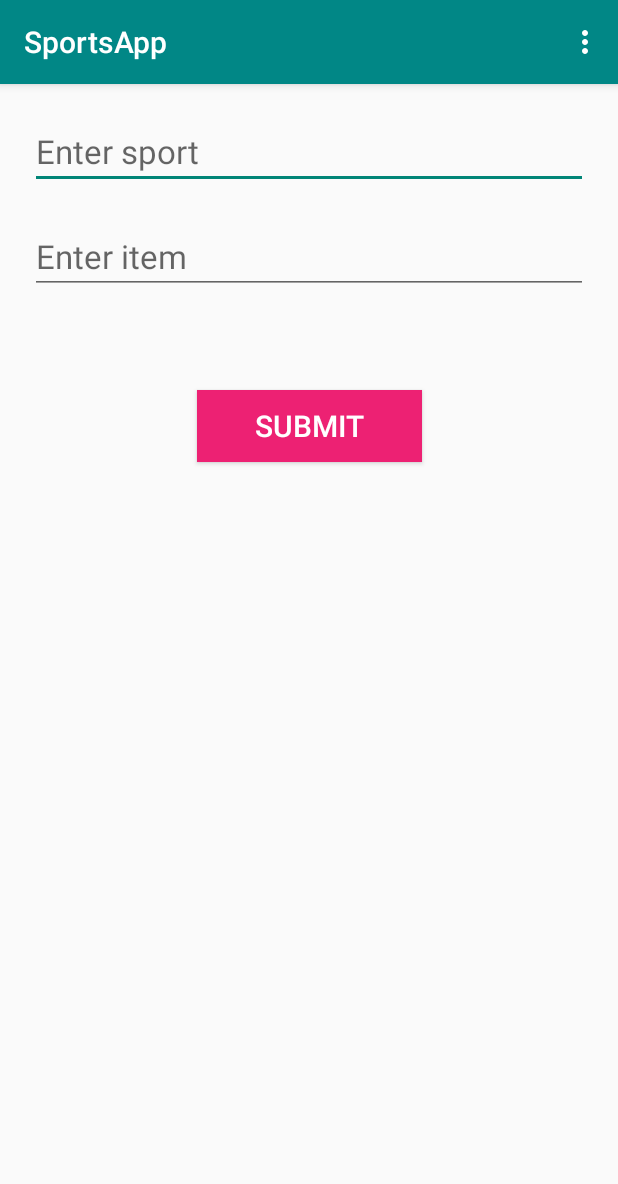
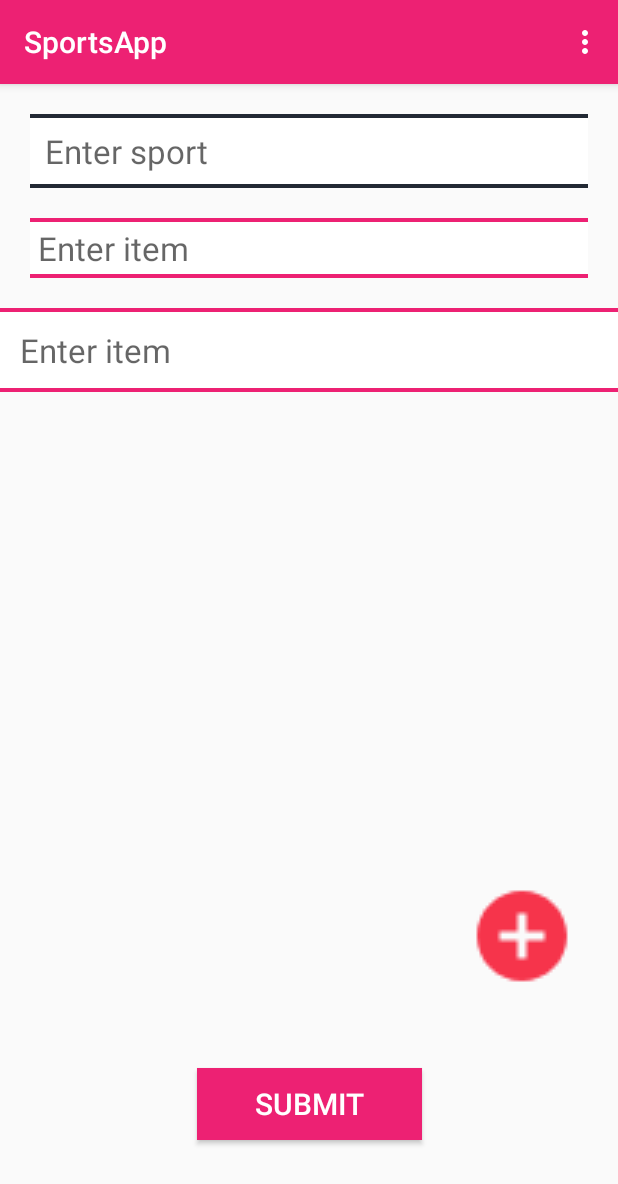
Before and after one commit to dominik-bregovic/My_Sports_App, an Android app: the AddingDataActivity screen opened directly, with no data from a screen before it, after a tap on "SUBMIT", on a phone screen of 412 x 824 dp. Shown: the top 1184 px of the screen. Run offline under Robolectric (Android 15) with nearby library versions, the phone set to English and light mode, and no system bars; our stand-ins replace Firebase (no records; nobody signed in at launch, a user with empty details on screens opened directly); 1 other tap on this screen came first.

Commit message:
now possible to more items at once to DB

```diff
--- a/app/src/main/java/com/example/sports_app/AddingDataActivity.kt
+++ b/app/src/main/java/com/example/sports_app/AddingDataActivity.kt
@@ -1,15 +1,16 @@
 package com.example.sports_app
 
 import android.content.Intent
-import androidx.appcompat.app.AppCompatActivity
 import android.os.Bundle
 import android.view.Menu
 import android.view.MenuItem
-import android.widget.Button
-import android.widget.TextView
-import android.widget.Toast
+import android.view.ViewGroup
+import android.widget.*
+import androidx.appcompat.app.AppCompatActivity
 import androidx.appcompat.widget.Toolbar
 import com.google.firebase.auth.FirebaseAuth
+
+//import com.tutorialwing.dynamicedittext.databinding.ActivityMainBinding
 
 /**
  * Here adding Data from app to DB
@@ -22,10 +23,29 @@ class AddingDataActivity : AppCompatActivity() {
         setContentView(R.layout.activity_adding_data)
         val toolbar = findViewById<Toolbar>(R.id.toolbar)
         setSupportActionBar(toolbar)
+
         val addNameButton = findViewById<Button>(R.id.addName)
+        val addAnotherItemButton = findViewById<ImageButton>(R.id.btn_addanother_item)
+        val editLinearLayout = findViewById<LinearLayout>(R.id.ll_add_items)
        /* val printNameButton = findViewById<Button>(R.id.printName)*/
         val sportText = findViewById<TextView>(R.id.enterSport)
         val itemText = findViewById<TextView>(R.id.enterItem)
+
+
+        addAnotherItemButton.setOnClickListener{
+            // Create EditText
+            val editText = EditText(this)
+            editText.hint = "Enter item"
+            editText.setBackgroundResource(R.drawable.textview_border2)
+            editText.textSize = 22F
+            editText.layoutParams = LinearLayout.LayoutParams(
+                ViewGroup.LayoutParams.MATCH_PARENT,
+                ViewGroup.LayoutParams.WRAP_CONTENT)
+            editText.setPadding(20, 20, 20, 20)
+
+            // Add EditText to LinearLayout
+            editLinearLayout?.addView(editText)
+        }
 
         // below code is to add on click
         // listener to our add name button
@@ -40,10 +60,15 @@ class AddingDataActivity : AppCompatActivity() {
             // in name and age edit texts
             val sport = sportText.text.toString()
             val item = itemText.text.toString()
+            val items: MutableList<EditText> = ArrayList()
+//            items.add(item)
+            for (i in 0 until editLinearLayout.getChildCount()) if (editLinearLayout.getChildAt(i) is EditText) items.add(
+                editLinearLayout.getChildAt(i) as EditText
+            )
 
             // calling method to add
             // name to our database
-            db.addSport(sport, item)
+            db.addSport(sport, items)
 
             // Toast to message on the screen
             Toast.makeText(this, item + " added to database", Toast.LENGTH_LONG).show()
--- a/app/src/main/java/com/example/sports_app/DBHelper.kt
+++ b/app/src/main/java/com/example/sports_app/DBHelper.kt
@@ -5,6 +5,7 @@ import android.content.Context
 import android.database.Cursor
 import android.database.sqlite.SQLiteDatabase
 import android.database.sqlite.SQLiteOpenHelper
+import android.widget.EditText
 
 /**
  * Code imported from GfG
@@ -37,16 +38,11 @@ class DBHelper(context: Context, factory: SQLiteDatabase.CursorFactory?) :
     }
 
     // This method is for adding data in our database
-    fun addSport(sport : String, item : String ){
+    fun addSport(sport : String, items : MutableList<EditText> ){
 
         // below we are creating
         // a content values variable
         val values = ContentValues()
-
-        // we are inserting our values
-        // in the form of key-value pair
-        values.put(SPORT_COL, sport)
-        values.put(ITEM_COL, item)
 
         // here we are creating a
         // writable variable of
@@ -54,8 +50,18 @@ class DBHelper(context: Context, factory: SQLiteDatabase.CursorFactory?) :
         // insert value in our database
         val db = this.writableDatabase
 
-        // all values are inserted into database
-        db.insert(TABLE_NAME, null, values)
+        // we are inserting our values
+        // in the form of key-value pair
+        for (item in items){
+            values.put(SPORT_COL, sport)
+            values.put(ITEM_COL, item.text.toString().trim { it <= ' '})
+
+            // all values are inserted into database
+            db.insert(TABLE_NAME, null, values)
+
+            println(sport)
+            println(item.text.toString())
+        }
 
         // at last we are
         // closing our database
--- /dev/null
+++ b/app/src/main/res/drawable/textview_border.xml
@@ -0,0 +1,22 @@
+<?xml version="1.0" encoding="utf-8"?>
+<layer-list xmlns:android="http://schemas.android.com/apk/res/android">
+
+    <item>
+        <shape android:shape="rectangle">
+            <solid android:color="@color/white"/>
+            <stroke android:color="@color/colorPrimaryDark"
+                android:width="5dp"/>
+        </shape>
+
+    </item>
+
+    <item android:top="3dp" android:bottom="3dp">
+        <shape android:shape="rectangle">
+            <solid android:color="@color/white"/>
+
+        </shape>
+
+    </item>
+
+
+</layer-list>
--- /dev/null
+++ b/app/src/main/res/drawable/textview_border2.xml
@@ -0,0 +1,23 @@
+<?xml version="1.0" encoding="utf-8"?>
+<layer-list xmlns:android="http://schemas.android.com/apk/res/android"
+    android:id="@+id/my_border">
+
+    <item>
+        <shape android:shape="rectangle">
+            <solid android:color="@color/white"/>
+            <stroke android:color="@color/colorPrimary"
+                android:width="5dp"/>
+        </shape>
+
+    </item>
+
+    <item android:top="3dp" android:bottom="3dp">
+        <shape android:shape="rectangle">
+            <solid android:color="@color/white"/>
+
+        </shape>
+
+    </item>
+
+
+</layer-list>
--- a/app/src/main/res/layout/activity_adding_data.xml
+++ b/app/src/main/res/layout/activity_adding_data.xml
@@ -5,6 +5,7 @@
     android:layout_width="match_parent"
     android:layout_height="match_parent"
     tools:context=".AddingDataActivity">
+
     <include
         android:id="@+id/toolbar"
         layout="@layout/toolbar" />
@@ -15,13 +16,26 @@
         android:layout_height="wrap_content"
         android:layout_margin="20sp"
         android:layout_marginTop="100dp"
+        android:background="@drawable/textview_border"
         android:hint="@string/et_addingdata_sport_text"
+        android:padding="10dp"
+        android:singleLine="true"
         android:textSize="22sp"
-
         app:layout_constraintEnd_toEndOf="parent"
         app:layout_constraintHorizontal_bias="0.4"
         app:layout_constraintStart_toStartOf="parent"
         app:layout_constraintTop_toBottomOf="@+id/toolbar" />
+
+    <LinearLayout
+        android:id="@+id/ll_add_items"
+        android:layout_height="wrap_content"
+        android:layout_width="0dp"
+        android:gravity="center"
+        android:orientation="vertical"
+        app:layout_constraintEnd_toEndOf="parent"
+        app:layout_constraintStart_toStartOf="@+id/toolbar"
+        app:layout_constraintTop_toBottomOf="@+id/enterSport">
+
 
         <EditText
             android:id="@+id/enterItem"
@@ -29,27 +43,46 @@
             android:layout_height="wrap_content"
             android:layout_margin="20sp"
             android:layout_marginTop="132dp"
+            android:background="@drawable/textview_border2"
             android:hint="@string/et_addingdata_item_text"
+            android:padding="5dp"
+            android:singleLine="true"
             android:textSize="22sp"
             app:layout_constraintEnd_toEndOf="parent"
             app:layout_constraintHorizontal_bias="0.6"
             app:layout_constraintStart_toStartOf="parent"
             app:layout_constraintTop_toBottomOf="@+id/enterSport" />
 
+    </LinearLayout>
+
+    <ImageButton
+        android:id="@+id/btn_addanother_item"
+        android:layout_width="50dp"
+        android:layout_height="50dp"
+        android:layout_marginEnd="40dp"
+        android:layout_marginBottom="176dp"
+        android:adjustViewBounds="true"
+        android:background="#FAFAFA"
+        android:scaleX="3"
+        android:scaleY="3"
+        app:layout_constraintBottom_toBottomOf="parent"
+        app:layout_constraintEnd_toEndOf="parent"
+        app:srcCompat="@drawable/ic_action_add" />
+
     <Button
         android:id="@+id/addName"
         android:layout_width="150sp"
         android:layout_height="wrap_content"
         android:layout_gravity="center"
-        android:layout_marginTop="64dp"
+        android:layout_marginBottom="64dp"
         android:background="@color/colorPrimary"
         android:text="@string/btn_addingdata_submit_text"
         android:textColor="#ffffff"
+
         android:textSize="20sp"
-
+        app:layout_constraintBottom_toBottomOf="parent"
         app:layout_constraintEnd_toEndOf="parent"
-        app:layout_constraintStart_toStartOf="parent"
-        app:layout_constraintTop_toBottomOf="@+id/enterItem" />
+        app:layout_constraintStart_toStartOf="parent" />
 
 
 </androidx.constraintlayout.widget.ConstraintLayout>
--- a/app/src/main/res/layout/toolbar.xml
+++ b/app/src/main/res/layout/toolbar.xml
@@ -3,7 +3,7 @@
     android:id="@+id/toolbar"
     android:layout_width="match_parent"
     android:layout_height="wrap_content"
-    android:background="@color/teal_700"
+    android:background="@color/colorPrimary"
     android:elevation="4dp"
     android:theme="@style/ThemeOverlay.AppCompat.Dark.ActionBar"
     >
--- a/app/src/main/res/values/colors.xml
+++ b/app/src/main/res/values/colors.xml
@@ -9,5 +9,4 @@
     <color name="white">#FFFFFFFF</color>
     <color name="colorPrimary">#ED2173</color>
     <color name="colorPrimaryDark">#222934</color>
-    <color name="colorAccent">#ED2173</color>
 </resources>
--- a/app/src/main/res/values/strings.xml
+++ b/app/src/main/res/values/strings.xml
@@ -46,6 +46,7 @@
     <string name="tv_addingdata_login_text">Back</string>
     <string name="tv_showsportequipment_text">nothing in your collection yet ....</string>
     <string name="tv_showsport_text">Sport</string>
+    <string name="tv_main_addanothoersport_text">Add another sport:</string>
 
 
 </resources>
```
Also changed, not shown: app/src/main/res/layout/activity_main.xml (+6 -5 lines), app/src/main/res/values/ids.xml (added, +15 -0 lines), 1 other file. Lines whose indentation alone changed are shown as unchanged.
